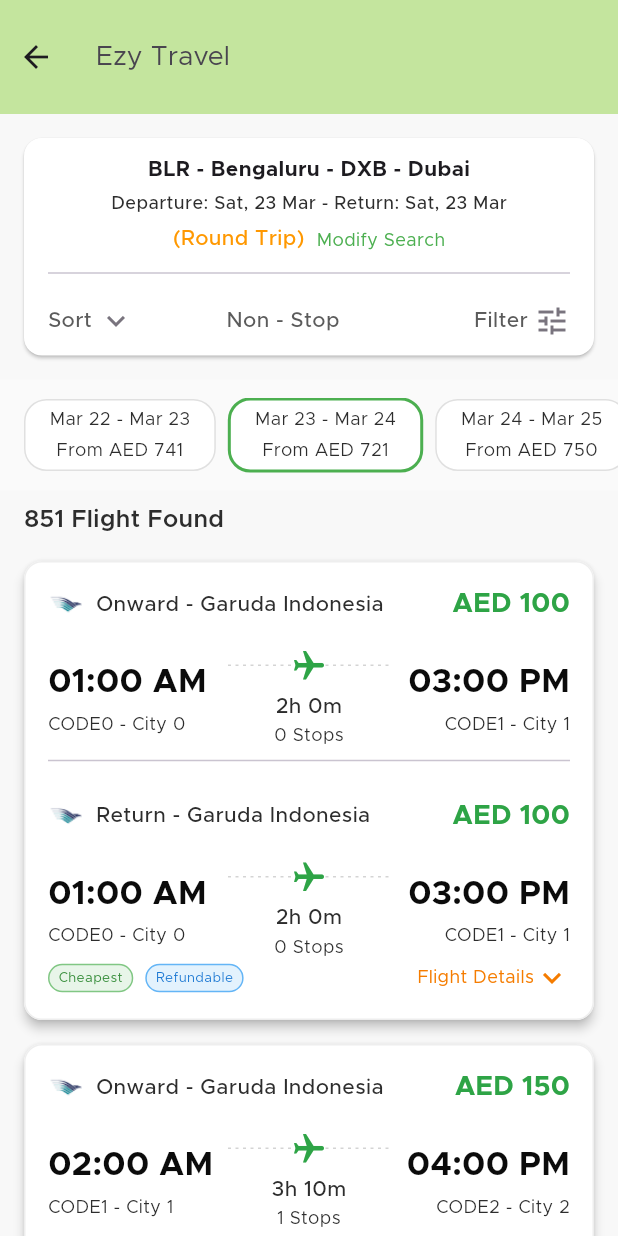
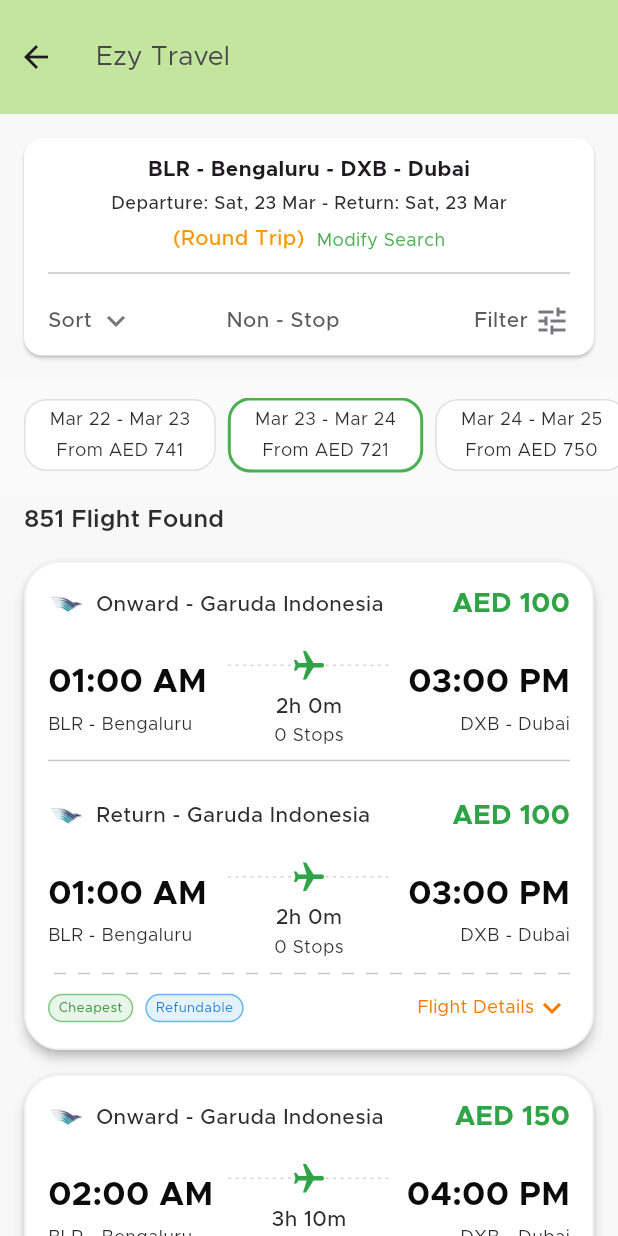
Before and after one commit to AbdoAnany/flight_booking, a Flutter app: the screen it shows after launch, after a tap on "Search Flights", on a phone screen of 412 x 824 dp. Run offline on Flutter 3.47's test engine with Material 3 defaults, Android fonts, the phone set to English and light mode, and no system bars; our stand-ins replace google_fonts, iconsax.

Commit message:
add card search

```diff
--- a/lib/main.dart
+++ b/lib/main.dart
@@ -1,5 +1,3 @@
-
-
 import 'package:flight_booking_app/project/home/presentation/hoem_screen.dart';
 import 'package:flutter/material.dart';
 import 'package:flutter/services.dart';
@@ -9,13 +7,14 @@ import 'core/theme/theme.dart';
 void main() async {
   WidgetsFlutterBinding.ensureInitialized();
 
-  // await initializeDependencies();
+  // Set the status bar to a specific color (0xFF4CAF50) and adjust icon brightness
   SystemChrome.setSystemUIOverlayStyle(
     const SystemUiOverlayStyle(
-      statusBarColor: Color(0xFF4CAF50),
-      statusBarIconBrightness: Brightness.light,
+      statusBarColor: Color(0xFF4CAF50), // Keep this color
+      statusBarIconBrightness: Brightness.light, // Light icons for dark background
     ),
   );
+
   runApp(const FlightBookingApp());
 }
 
@@ -28,17 +27,6 @@ class FlightBookingApp extends StatelessWidget {
       title: 'Flight Booking',
       debugShowCheckedModeBanner: false,
       theme: AppTheme.light,
-
-
-      // theme: ThemeData(
-      //   primaryColor: const Color(0xFF4CAF50),
-      //   scaffoldBackgroundColor: Colors.white,
-      //   appBarTheme: const AppBarTheme(
-      //     backgroundColor: Colors.white,
-      //     elevation: 0,
-      //     iconTheme: IconThemeData(color: Colors.black),
-      //   ),
-      // ),
       home: const FlightSearchScreen(),
     );
   }
--- a/lib/project/search_result/presentation/pages/FlightSearchScreen.dart
+++ b/lib/project/search_result/presentation/pages/FlightSearchScreen.dart
@@ -47,11 +47,11 @@ class _FlightSearchScreenState extends State<SearchForm>with SingleTickerProvide
       airlineName: 'Garuda Indonesia',
       airlineIcon: AppImages.wing,
       departureTime: '0${index + 1}:00 AM',
-      departureCode: 'CODE$index',
-      departureCity: 'City $index',
+      departureCode: 'BLR',
+      departureCity: 'Bengaluru',
       arrivalTime: '0${index + 3}:00 PM',
-      arrivalCode: 'CODE${index + 1}',
-      arrivalCity: 'City ${index + 1}',
+      arrivalCode: 'DXB',
+      arrivalCity: 'Dubai',
       duration: '${index + 2}h ${index * 10}m',
       stops: index,
       price: 100.0 + (index * 50),
--- a/lib/project/search_result/presentation/widgets/flight_details_card.dart
+++ b/lib/project/search_result/presentation/widgets/flight_details_card.dart
@@ -42,7 +42,7 @@ class FlightDetailsCard extends StatelessWidget {
       margin: const EdgeInsets.symmetric(horizontal: 16, vertical: 8),
       color: AppColors.white,
       shape: RoundedRectangleBorder(
-        borderRadius: BorderRadius.circular(12),
+        borderRadius: BorderRadius.circular(24),
         side: BorderSide(color: Colors.grey.shade200),
       ),
       child: Padding(
@@ -259,6 +259,13 @@ class FlightDetailsCard extends StatelessWidget {
                 ),
               ],
             ),
+            Padding(
+              padding: const EdgeInsets.symmetric(horizontal: 4,vertical: 8),
+              child: CustomPaint(
+                size: const Size(double.infinity, 4),
+                painter: DashedLinePainter2(),
+              ),
+            ),
             if (tags.isNotEmpty) ...[
               // Tags
               Row(
@@ -360,5 +367,29 @@ class DashedLinePainter extends CustomPainter {
   @override
   bool shouldRepaint(CustomPainter oldDelegate) => false;
 }
+class DashedLinePainter2 extends CustomPainter {
+  @override
+  void paint(Canvas canvas, Size size) {
+    final paint = Paint()
+      ..color = Color(0xFFC8C8C8)
+      ..strokeWidth = 1;
+
+    const dashWidth = 8;
+    const dashSpace = 8;
+    double startX = 0;
+
+    while (startX < size.width) {
+      canvas.drawLine(
+        Offset(startX, size.height / 4),
+        Offset(startX + dashWidth, size.height / 4),
+        paint,
+      );
+      startX += dashWidth + dashSpace;
+    }
+  }
+
+  @override
+  bool shouldRepaint(CustomPainter oldDelegate) => false;
+}
 
 // Usage example:
```
